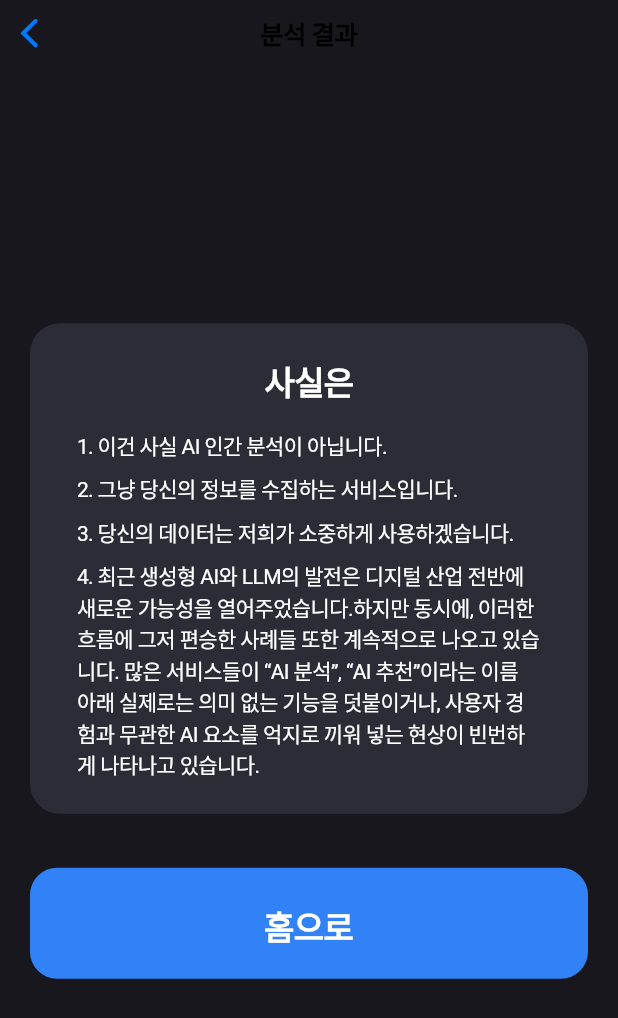
After one commit to winshine0326/SubPersona, a Flutter app: the ActuallyPage screen opened directly, on a phone screen of 412 x 824 dp. The commit adds this screen. Shown: the top 1018 px of the screen. Run offline on Flutter 3.47's test engine with Material 3 defaults, Android fonts, the phone set to English and light mode, and no system bars; our stand-ins replace image_picker, permission_handler, sensors_plus, simple_gradient_text, speech_to_text; Roboto replaces fonts that are missing (Pretendard).

Commit message:
feat :: actually 페이지

```diff
--- /dev/null
+++ b/lib/pages/actually.dart
@@ -0,0 +1,121 @@
+import 'package:flutter/cupertino.dart';
+import 'package:flutter/material.dart';
+import 'package:subpersona/pages/home.dart';
+import 'package:subpersona/components/button.dart';
+
+class ActuallyPage extends StatelessWidget {
+  const ActuallyPage({super.key});
+
+  @override
+  Widget build(BuildContext context) {
+    return CupertinoPageScaffold(
+      backgroundColor: const Color(0xFF18171D), // 어두운 배경
+      navigationBar: const CupertinoNavigationBar(
+        middle: Text('분석 결과'),
+      ),
+      child: SafeArea(
+        child: Padding(
+          padding: const EdgeInsets.symmetric(horizontal: 20),
+          child: Column(
+            mainAxisAlignment: MainAxisAlignment.center,
+            children: [
+              Container(
+                width: double.infinity,
+                padding: const EdgeInsets.symmetric(horizontal: 13, vertical: 22),
+                clipBehavior: Clip.antiAlias,
+                decoration: ShapeDecoration(
+                  color: const Color(0xFF2C2C36),
+                  shape: RoundedRectangleBorder(
+                    borderRadius: BorderRadius.circular(20),
+                  ),
+                ),
+                child: Column(
+                  mainAxisSize: MainAxisSize.min,
+                  children: [
+                    const SizedBox(
+                      width: 309,
+                      child: Text(
+                        '사실은',
+                        textAlign: TextAlign.center,
+                        style: TextStyle(
+                          color: Colors.white,
+                          fontSize: 22,
+                          fontFamily: 'Pretendard',
+                          fontWeight: FontWeight.w600,
+                        ),
+                      ),
+                    ),
+                    const SizedBox(height: 16),
+                    Column(
+                      crossAxisAlignment: CrossAxisAlignment.start,
+                      children: const [
+                        SizedBox(
+                          width: 309,
+                          child: Text(
+                            '1. 이건 사실 AI 인간 분석이 아닙니다.',
+                            style: TextStyle(
+                              color: Colors.white,
+                              fontSize: 14,
+                              fontFamily: 'Pretendard',
+                              fontWeight: FontWeight.w400,
+                            ),
+                          ),
+                        ),
+                        SizedBox(height: 8),
+                        SizedBox(
+                          width: 309,
+                          child: Text(
+                            '2. 그냥 당신의 정보를 수집하는 서비스입니다.',
+                            style: TextStyle(
+                              color: Colors.white,
+                              fontSize: 14,
+                              fontFamily: 'Pretendard',
+                              fontWeight: FontWeight.w400,
+                            ),
+                          ),
+                        ),
+                        SizedBox(height: 8),
+                        SizedBox(
+                          width: 309,
+                          child: Text(
+                            '3. 당신의 데이터는 저희가 소중하게 사용하겠습니다.',
+                            style: TextStyle(
+                              color: Colors.white,
+                              fontSize: 14,
+                              fontFamily: 'Pretendard',
+                              fontWeight: FontWeight.w400,
+                            ),
+                          ),
+                        ),
+                        SizedBox(height: 8),
+                        SizedBox(
+                          width: 309,
+                          child: Text(
+                            '4. 최근 생성형 AI와 LLM의 발전은 디지털 산업 전반에 새로운 가능성을 열어주었습니다.하지만 동시에, 이러한 흐름에 그저 편승한 사례들 또한 계속적으로 나오고 있습니다. 많은 서비스들이 “AI 분석”, “AI 추천”이라는 이름 아래 실제로는 의미 없는 기능을 덧붙이거나, 사용자 경험과 무관한 AI 요소를 억지로 끼워 넣는 현상이 빈번하게 나타나고 있습니다. ',
+                            style: TextStyle(
+                              color: Colors.white,
+                              fontSize: 14,
+                              fontFamily: 'Pretendard',
+                              fontWeight: FontWeight.w400,
+                            ),
+                          ),
+                        ),
+                      ],
+                    ),
+                  ],
+                ),
+              ),
+              const SizedBox(height: 36),
+              Center(
+                child: AnalyzeButton(
+                  nextPage: HomePage(),
+                  label: '홈으로',
+                ),
+              ),
+            ],
+          ),
+        ),
+      ),
+    );
+  }
+}
--- a/lib/pages/result.dart
+++ b/lib/pages/result.dart
@@ -5,6 +5,7 @@ import 'package:subpersona/utils/toColor.dart';
 import 'package:subpersona/components/top_layout.dart';
 import 'package:subpersona/components/button.dart';
 import 'package:subpersona/pages/home.dart';
+import 'package:subpersona/pages/actually.dart';
 
 
 class ResultPage extends StatelessWidget {
@@ -104,7 +105,7 @@ class ResultPage extends StatelessWidget {
                     SizedBox(height: 36),
                     Center(
                         child: AnalyzeButton(
-                          nextPage: HomePage(),
+                          nextPage: ActuallyPage(),
                           label: '확인',
                         )
                     )
```
